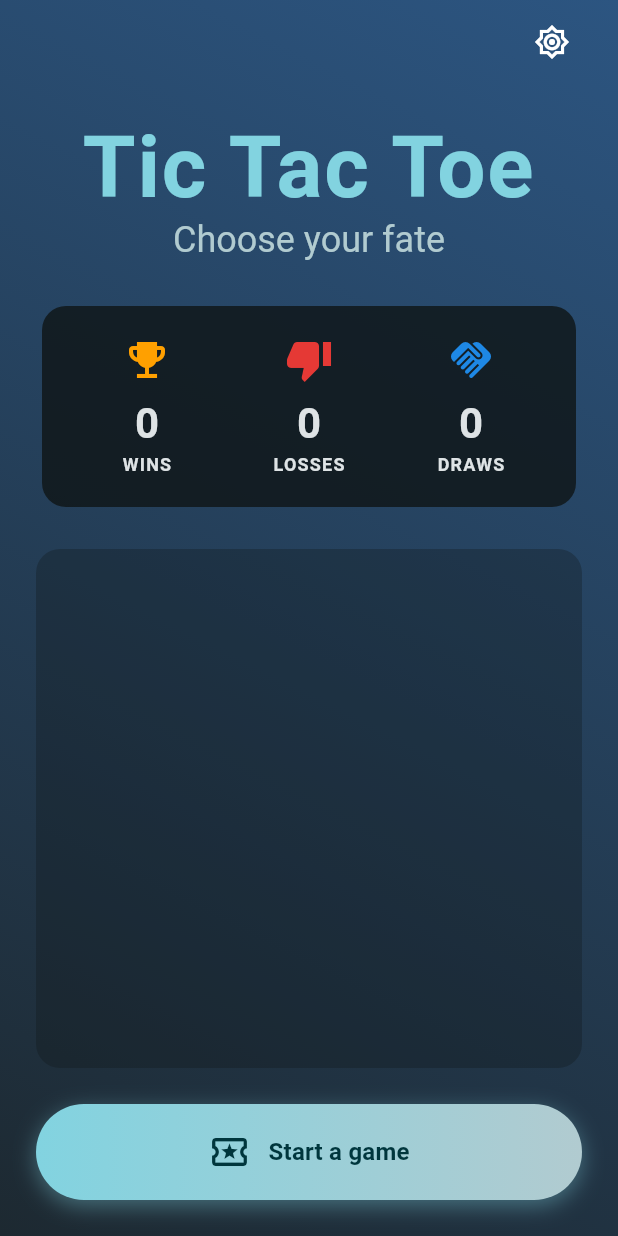
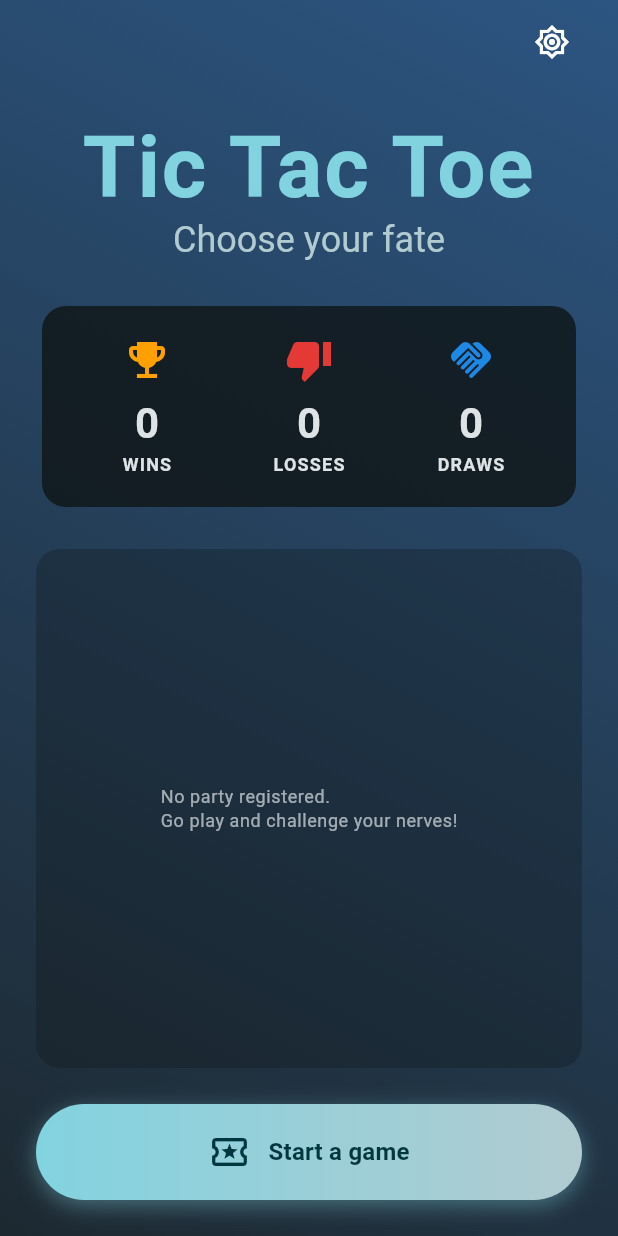
Before and after one commit to Hoardon/tictactoe-betclic, a Flutter app: the screen it shows after launch, on a phone screen of 412 x 824 dp. Run offline on Flutter 3.47's test engine with Material 3 defaults, Android fonts, the phone set to English and light mode, and no system bars; our stand-ins replace flex_color_scheme, flutter_hooks, flutter_secure_storage, freezed_annotation, go_router, hooks_riverpod and 2 more; generated files the repository leaves out were written again.

Commit message:
feat: light fixes

```diff
--- a/lib/src/presentation/pages/home_page.dart
+++ b/lib/src/presentation/pages/home_page.dart
@@ -72,6 +72,8 @@ class HistoryView extends ConsumerWidget {
 
   @override
   Widget build(BuildContext context, WidgetRef ref) {
+    final theme = Theme.of(context);
+    final textTheme = theme.textTheme;
     final userHistory = ref.watch(userGameHistoryProvider);
 
     return Column(
@@ -86,18 +88,35 @@ class HistoryView extends ConsumerWidget {
           child: Container(
             padding: const EdgeInsets.symmetric(horizontal: 8),
             decoration: BoxDecoration(
-              color: Theme.of(
+              color: Theme
+                  .of(
                 context,
-              ).colorScheme.surface.withValues(alpha: 0.3),
+              )
+                  .colorScheme
+                  .surface
+                  .withValues(alpha: 0.3),
               borderRadius: BorderRadius.circular(16),
             ),
-            child: ListView.separated(
+            child: userHistory.recordGameList.isNotEmpty
+                ? ListView.separated(
               padding: EdgeInsets.zero,
               itemCount: userHistory.recordGameList.length,
-              itemBuilder: (context, index) => UserHistoryCard(
-                recordGame: userHistory.recordGameList[index],
+              itemBuilder: (context, index) =>
+                  UserHistoryCard(
+                    recordGame: userHistory.recordGameList[index],
+                  ),
+              separatorBuilder: (context, index) =>
+              const SizedBox(height: 2),
+            )
+                : Center(
+              child: Text(
+                'No party registered.\nGo play and challenge your nerves!',
+                overflow: TextOverflow.ellipsis, style: textTheme.bodySmall?.copyWith(
+                color: theme.colorScheme.onSurface.withValues(
+                  alpha: 0.7,
+                ),
               ),
-              separatorBuilder: (context, index) => const SizedBox(height: 2),
+              ),
             ),
           ),
         ),
```
Also changed, not shown: lib/src/presentation/widgets/user_history_card_widget.dart (+19 -11 lines).
